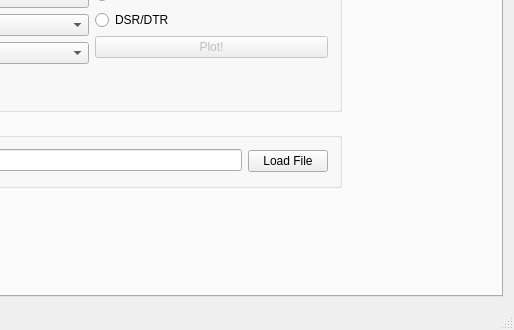
Old version of the form mainwindow.ui in the repository makerslocal/localplot; both pictures show x 182 to 696 and y 166 to 496 of the 696 by 496 pixel window.
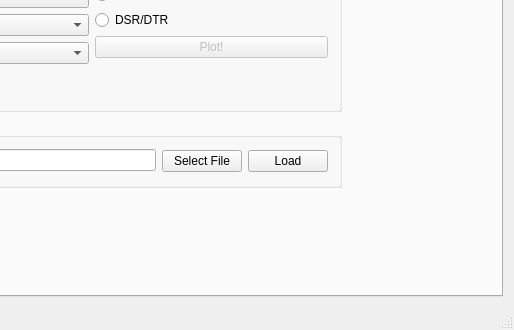
New version of the form. The open tabs and pages were chosen to show the change.

Commit message: draws straight lines of path

```diff
--- a/mainwindow.ui
+++ b/mainwindow.ui
@@ -207,10 +207,17 @@
                  </item>
                 </layout>
                </item>
+               <item>
+                <widget class="QPushButton" name="pushButton_fileSelect">
+                 <property name="text">
+                  <string>Select File</string>
+                 </property>
+                </widget>
+               </item>
                <item>
                 <widget class="QPushButton" name="pushButton_fileLoad">
                  <property name="text">
-                  <string>Load File</string>
+                  <string>Load</string>
                  </property>
                 </widget>
                </item>
```
Left out of the diff: 2 changed lines with no effect on the pictures. The commit also changes 2 other files.
